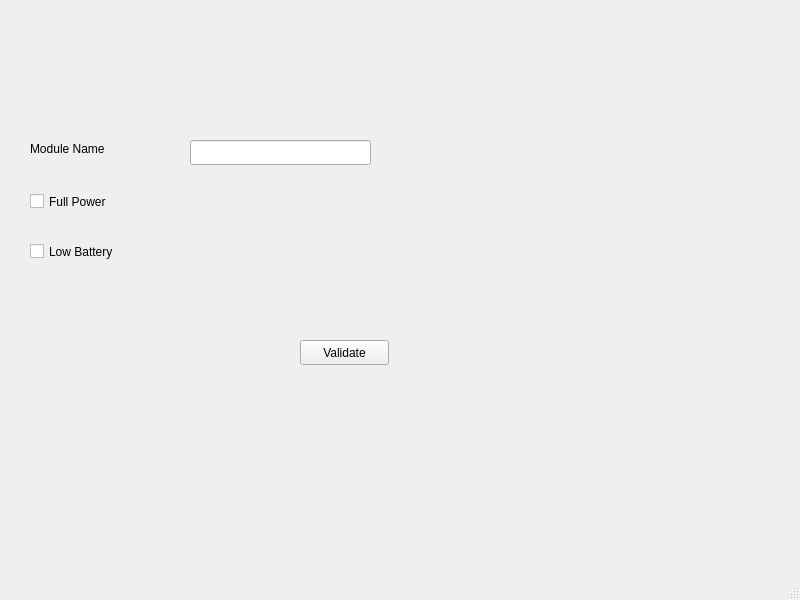
The window that main.ui (labLeMans/LabToolsPowerConsumptionApp) describes before a commit, drawn with Qt 5.
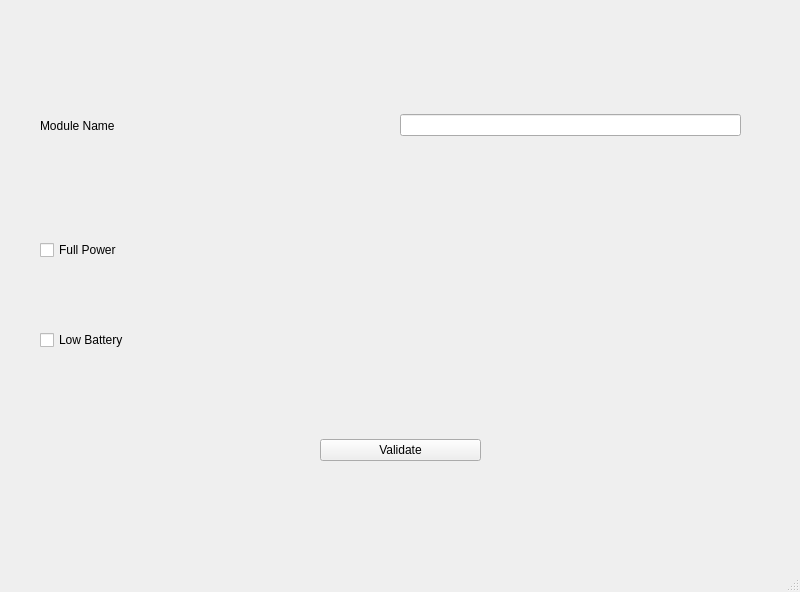
The same window after the commit.

Diff of the .ui file:
```diff
--- a/main.ui
+++ b/main.ui
@@ -7,74 +7,103 @@
     <x>0</x>
     <y>0</y>
     <width>800</width>
-    <height>600</height>
+    <height>592</height>
    </rect>
   </property>
   <property name="windowTitle">
    <string>ITxPT_Lab</string>
   </property>
   <widget class="QWidget" name="centralwidget">
-   <widget class="QCheckBox" name="FullPowercheckBox">
+   <widget class="QWidget" name="gridLayoutWidget">
     <property name="geometry">
      <rect>
-      <x>30</x>
-      <y>190</y>
-      <width>131</width>
-      <height>23</height>
+      <x>400</x>
+      <y>80</y>
+      <width>341</width>
+      <height>91</height>
      </rect>
     </property>
-    <property name="text">
-     <string>Full Power</string>
-    </property>
+    <layout class="QGridLayout" name="gridLayout">
+     <item row="0" column="0">
+      <widget class="QLineEdit" name="moduleNameLineEdit"/>
+     </item>
+    </layout>
    </widget>
-   <widget class="QCheckBox" name="LowBatterycheckBox">
+   <widget class="QWidget" name="gridLayoutWidget_2">
     <property name="geometry">
      <rect>
-      <x>30</x>
-      <y>240</y>
-      <width>131</width>
-      <height>23</height>
+      <x>40</x>
+      <y>80</y>
+      <width>171</width>
+      <height>91</height>
      </rect>
     </property>
-    <property name="text">
-     <string>Low Battery</string>
-    </property>
+    <layout class="QGridLayout" name="gridLayout_3">
+     <item row="0" column="0">
+      <widget class="QLabel" name="moduleNameLabel">
+       <property name="text">
+        <string>Module Name</string>
+       </property>
+      </widget>
+     </item>
+    </layout>
    </widget>
-   <widget class="QLabel" name="moduleNameLabel">
+   <widget class="QWidget" name="gridLayoutWidget_3">
     <property name="geometry">
      <rect>
-      <x>30</x>
-      <y>140</y>
-      <width>131</width>
-      <height>17</height>
+      <x>320</x>
+      <y>390</y>
+      <width>161</width>
+      <height>121</height>
      </rect>
     </property>
-    <property name="text">
-     <string>Module Name</string>
-    </property>
+    <layout class="QGridLayout" name="gridLayout_4">
+     <item row="0" column="0">
+      <widget class="QPushButton" name="validatePushButton">
+       <property name="text">
+        <string>Validate</string>
+       </property>
+      </widget>
+     </item>
+    </layout>
    </widget>
-   <widget class="QLineEdit" name="moduleNameLineEdit">
+   <widget class="QWidget" name="gridLayoutWidget_4">
     <property name="geometry">
      <rect>
-      <x>190</x>
-      <y>140</y>
-      <width>181</width>
-      <height>25</height>
+      <x>40</x>
+      <y>210</y>
+      <width>160</width>
+      <height>80</height>
      </rect>
     </property>
+    <layout class="QGridLayout" name="gridLayout_5">
+     <item row="0" column="0">
+      <widget class="QCheckBox" name="FullPowercheckBox">
+       <property name="text">
+        <string>Full Power</string>
+       </property>
+      </widget>
+     </item>
+    </layout>
    </widget>
-   <widget class="QPushButton" name="validatePushButton">
+   <widget class="QWidget" name="gridLayoutWidget_5">
     <property name="geometry">
      <rect>
-      <x>300</x>
-      <y>340</y>
-      <width>89</width>
-      <height>25</height>
+      <x>40</x>
+      <y>300</y>
+      <width>160</width>
+      <height>80</height>
      </rect>
     </property>
-    <property name="text">
-     <string>Validate</string>
-    </property>
+    <layout class="QGridLayout" name="gridLayout_6">
+     <item row="0" column="0">
+      <widget class="QCheckBox" name="LowBatterycheckBox">
+       <property name="text">
+        <string>Low Battery</string>
+       </property>
+      </widget>
+     </item>
+    </layout>
    </widget>
   </widget>
   <widget class="QMenuBar" name="menubar">
```
Left out of the diff: 2 changed lines with no effect on the pictures.
